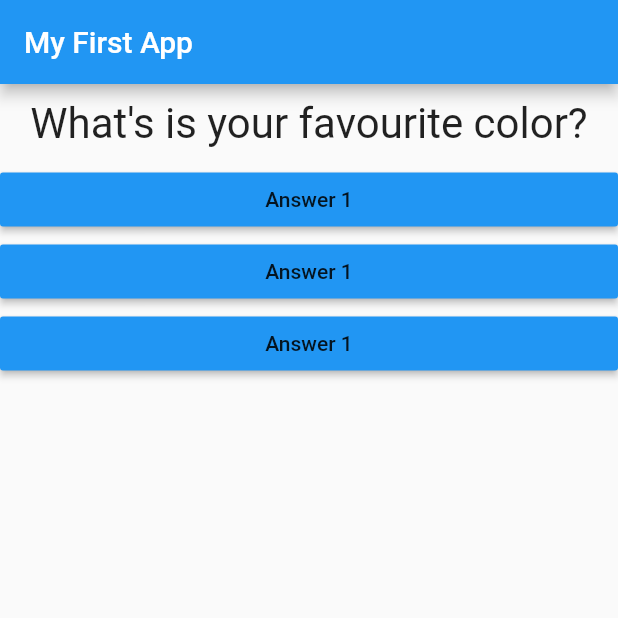
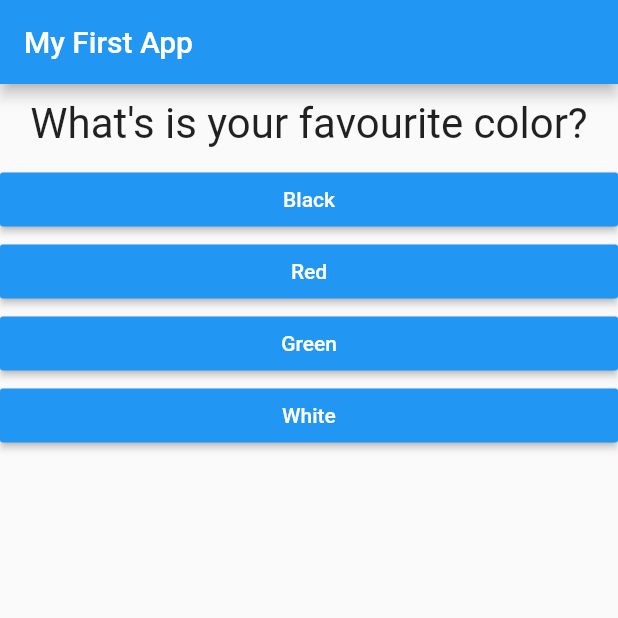
Before and after one commit to raymond2012/flutter-complete-guide, a Flutter app: the screen it shows after launch, on a phone screen of 412 x 824 dp, the top half of it. Run offline on Flutter 3.47's test engine with Material 2 defaults, Android fonts, the phone set to English and light mode, and no system bars.

Commit message:
Insert answer button widgets by mapping list

```diff
--- a/lib/answer.dart
+++ b/lib/answer.dart
@@ -2,15 +2,17 @@ import 'package:flutter/material.dart';
 
 class Answer extends StatelessWidget {
   final Function selectHandler;
+  final String answerText;
 
-  Answer(this.selectHandler);
+  Answer(this.selectHandler, this.answerText);
   @override
   Widget build(BuildContext context) {
     return Container(
       width: double.infinity,
       child: RaisedButton(
         color: Colors.blue,
-        child: Text('Answer 1'),
+        textColor: Colors.white,
+        child: Text(answerText),
         onPressed: selectHandler,
       ),
     );
--- a/lib/main.dart
+++ b/lib/main.dart
@@ -28,8 +28,18 @@ class _MyAppState extends State<MyApp> {
   @override
   Widget build(BuildContext context) {
     var questions = [
-      'What\'s is your favourite color?',
-      'What\'s is your favourite animal?'
+      {
+        'questionText': 'What\'s is your favourite color?',
+        'answers': ['Black', 'Red', 'Green', 'White'],
+      },
+      {
+        'questionText': 'What\'s is your favourite animal?',
+        'answers': ['Rabbit', 'Snake', 'Elephant', 'Lion'],
+      },
+      {
+        'questionText': 'Who\'s is your favourite instructor?',
+        'answers': ['Max', 'Peter', 'Gary', 'Billy'],
+      },
     ];
     return MaterialApp(
       home: Scaffold(
@@ -39,11 +49,12 @@ class _MyAppState extends State<MyApp> {
           body: Column(
             children: [
               Question(
-                questions[_questionIndex],
+                questions[_questionIndex]['questionText'],
               ),
-              Answer(_answerQuestion),
-              Answer(_answerQuestion),
-              Answer(_answerQuestion),
+              ...(questions[_questionIndex]['answers'] as List<String>)
+                  .map((answer) {
+                return Answer(_answerQuestion, answer);
+              }).toList()
             ],
           )),
     );
```
